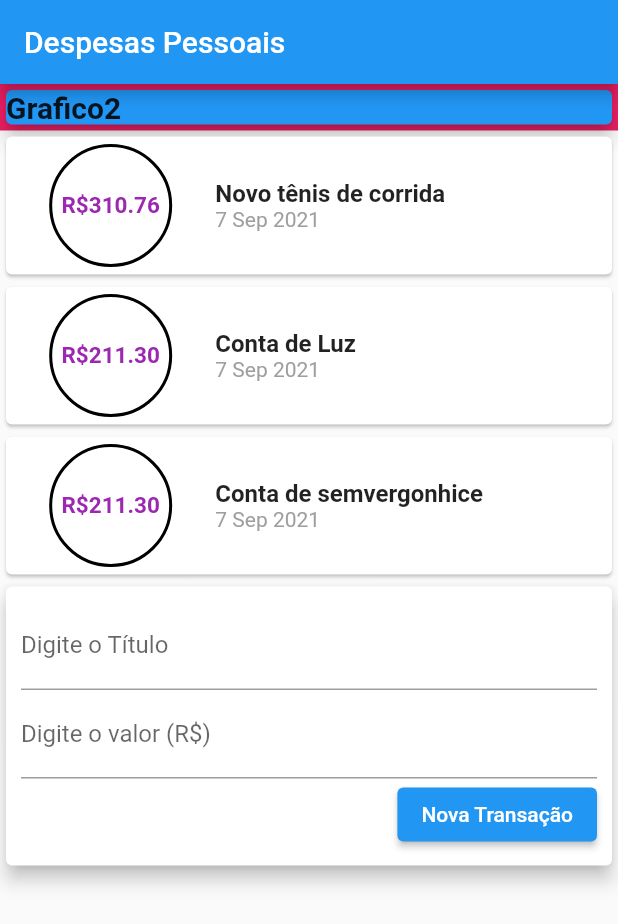
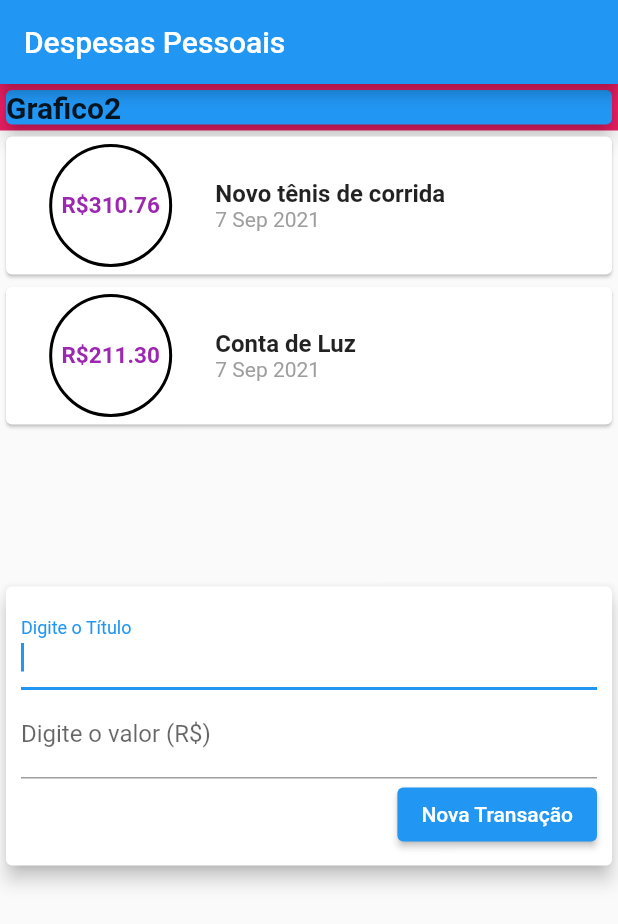
Before and after one commit to EuHigorBarbosa/HBM, a Flutter app: the screen it shows after launch, after a tap on "Nova Transação", on a phone screen of 412 x 824 dp. Shown: the top 924 px of the screen. Run offline on Flutter 3.47's test engine with Material 2 defaults, Android fonts, the phone set to English and light mode, and no system bars.

Commit message:
Formulario submete por 3 vias - Aula 111

```diff
--- a/lib/transaction_form.dart
+++ b/lib/transaction_form.dart
@@ -17,7 +17,21 @@ class TransactionForm extends StatelessWidget {
 
   TransactionForm({required this.funcaoAddNewTransactionOnSubmitUser});
   //O construtor utiliza de uma função como argumento. Isso é brilhante pois
-  //
+
+  _submitForm() {
+    //Como submeteremos os dados mais de uma vez no programa vamos criar essa função
+    //quando o user apertar o botão, então o construtor de
+    // TransactionForm será chamado.
+    final title = titleController.text;
+    final value = double.tryParse(valueController.text) ?? 0.0;
+
+    //Se acontecer de os valores dos textFields não forem válidos retorna nada.
+    if (title.isEmpty || value <= 0) {
+      return;
+    }
+
+    funcaoAddNewTransactionOnSubmitUser(title, value);
+  }
 
   @override
   Widget build(BuildContext context) {
@@ -31,24 +45,26 @@ class TransactionForm extends StatelessWidget {
               //onChanged: (newTitle) => title = newTitle,
               //Não teremos o evento onCheged pois vou usar o controller
               controller: titleController,
+              autofocus: true,
+              onSubmitted: (_) => _submitForm(),
               decoration: InputDecoration(labelText: 'Digite o Título'),
             ),
             TextField(
               //onChanged: (newValue) => value = newValue,
               controller: valueController,
+              onSubmitted: (value) => _submitForm(),
+              //!MALANDRAGEM - uso da função sem parametro num lugar que pede parametro
+              //! Tambem funciona se utilizarmos (_) => _submitForm()
+              keyboardType: TextInputType.numberWithOptions(decimal: true),
+              //Esse comando cria o teclado númerico e faz com que funcione tanto
+              //no android quantono ios
               decoration: InputDecoration(labelText: 'Digite o valor (R\$)'),
             ),
             Row(
               mainAxisAlignment: MainAxisAlignment.end,
               children: [
                 ElevatedButton(
-                  onPressed: () {
-                    //quando o user apertar o botão, então o construtor de
-                    // TransactionForm será chamado.
-                    final title = titleController.text;
-                    final value = double.tryParse(valueController.text) ?? 0.0;
-                    funcaoAddNewTransactionOnSubmitUser(title, value);
-                  },
+                  onPressed: _submitForm,
                   child: Text('Nova Transação'),
                 ),
               ],
--- a/lib/user_transaction.dart
+++ b/lib/user_transaction.dart
@@ -21,30 +21,6 @@ class _TransactionUserState extends State<TransactionUser> {
       date: DateTime.now(),
       id: 't2',
       title: 'Conta de Luz',
-      value: 211.30,
-    ),
-    Transaction(
-      date: DateTime.now(),
-      id: 't3',
-      title: 'Conta de semvergonhice',
-      value: 211.30,
-    ),
-    Transaction(
-      date: DateTime.now(),
-      id: 't4',
-      title: 'Conta de Coach',
-      value: 211.30,
-    ),
-    Transaction(
-      date: DateTime.now(),
-      id: 't5',
-      title: 'Conta de telefone',
-      value: 211.30,
-    ),
-    Transaction(
-      date: DateTime.now(),
-      id: 't6',
-      title: 'Conta de agua',
       value: 211.30,
     ),
   ];
```
